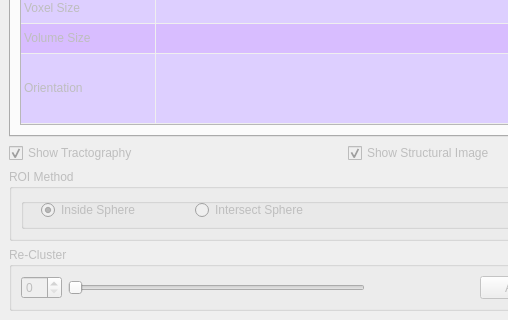
Qt form ui/mainwindow.ui (dporro/spaghetti) before a commit; both pictures show x 0 to 508 and y 431 to 751 of the 1460 by 751 pixel window.
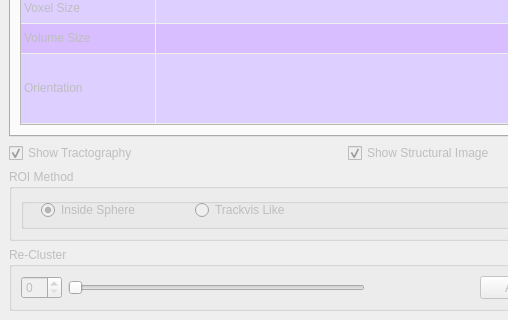
The same form after that commit.

```diff
--- a/ui/mainwindow.ui
+++ b/ui/mainwindow.ui
@@ -634,7 +634,7 @@
                <item>
                 <widget class="QRadioButton" name="rdbIntSphere">
                  <property name="text">
-                  <string>Intersect Sphere</string>
+                  <string>Trackvis Like</string>
                  </property>
                 </widget>
                </item>
```
Left out of the diff: 2 changed lines with no effect on the pictures.
